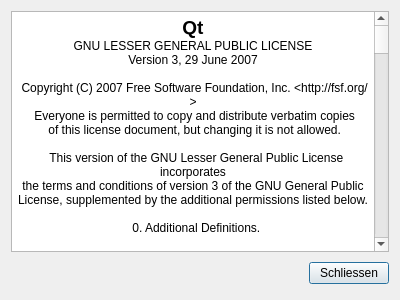
The window that licensesdialog.ui (TecStylos/MMJODB) describes before a commit, drawn with Qt 5.
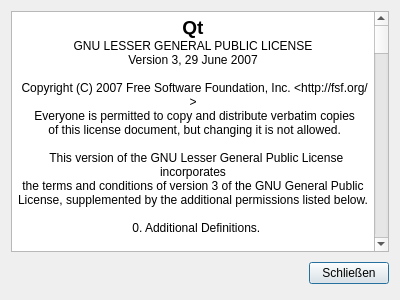
The same window after the commit.

Commit message: Modified window titles Removed vertical per pixel scrolling in tables

What changed in the file:
```diff
--- a/licensesdialog.ui
+++ b/licensesdialog.ui
@@ -225,7 +225,7 @@
      <item>
       <widget class="QPushButton" name="buttonClose">
        <property name="text">
-        <string>Schliessen</string>
+        <string>Schließen</string>
        </property>
       </widget>
      </item>
```
The commit also changes 5 other files.
